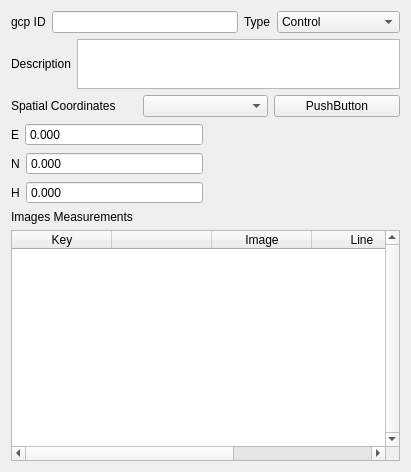
Old version of the form interface/project/PointLayout.ui in the repository e-foto/e-foto.
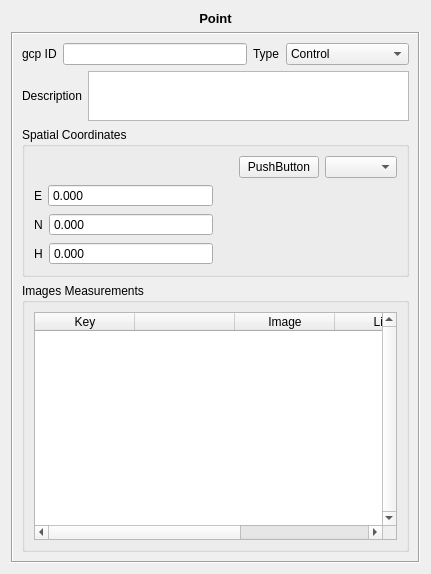
New version of the form. Custom widgets are drawn as their Qt base class.

Commit message: Layouts updated and new FlightForm Added.

Patch:
```diff
--- a/interface/project/PointLayout.ui
+++ b/interface/project/PointLayout.ui
@@ -6,14 +6,37 @@
    <rect>
     <x>0</x>
     <y>0</y>
-    <width>411</width>
-    <height>472</height>
+    <width>431</width>
+    <height>574</height>
    </rect>
   </property>
   <property name="windowTitle">
    <string>Form</string>
   </property>
-  <layout class="QVBoxLayout" name="verticalLayout_2">
+  <layout class="QVBoxLayout" name="verticalLayout_5">
+   <item>
+    <widget class="QLabel" name="label_5">
+     <property name="text">
+      <string>&lt;!DOCTYPE HTML PUBLIC &quot;-//W3C//DTD HTML 4.0//EN&quot; &quot;http://www.w3.org/TR/REC-html40/strict.dtd&quot;&gt;
+&lt;html&gt;&lt;head&gt;&lt;meta name=&quot;qrichtext&quot; content=&quot;1&quot; /&gt;&lt;style type=&quot;text/css&quot;&gt;
+p, li { white-space: pre-wrap; }
+&lt;/style&gt;&lt;/head&gt;&lt;body style=&quot; font-family:'Sans'; font-size:10pt; font-weight:400; font-style:normal;&quot;&gt;
+&lt;p style=&quot; margin-top:0px; margin-bottom:0px; margin-left:0px; margin-right:0px; -qt-block-indent:0; text-indent:0px;&quot;&gt;&lt;span style=&quot; font-weight:600;&quot;&gt;Point&lt;/span&gt;&lt;/p&gt;&lt;/body&gt;&lt;/html&gt;</string>
+     </property>
+     <property name="alignment">
+      <set>Qt::AlignCenter</set>
+     </property>
+    </widget>
+   </item>
+   <item>
+    <widget class="QFrame" name="frame">
+     <property name="frameShape">
+      <enum>QFrame::Box</enum>
+     </property>
+     <property name="frameShadow">
+      <enum>QFrame::Sunken</enum>
+     </property>
+     <layout class="QVBoxLayout" name="verticalLayout_4">
    <item>
     <layout class="QHBoxLayout" name="horizontalLayout_4">
      <item>
@@ -84,16 +107,25 @@
     </layout>
    </item>
    <item>
-    <layout class="QHBoxLayout" name="horizontalLayout_6">
-     <item>
-      <widget class="QLabel" name="label_3">
-       <property name="text">
+       <widget class="QGroupBox" name="groupBox">
+        <property name="title">
         <string>Spatial Coordinates</string>
        </property>
-      </widget>
-     </item>
+        <layout class="QVBoxLayout" name="verticalLayout_2">
      <item>
-      <widget class="SigmaFormTypeSelector" name="sigmaSelector"/>
+          <layout class="QHBoxLayout" name="horizontalLayout_6">
+           <item>
+            <spacer name="horizontalSpacer">
+             <property name="orientation">
+              <enum>Qt::Horizontal</enum>
+             </property>
+             <property name="sizeHint" stdset="0">
+              <size>
+               <width>40</width>
+               <height>20</height>
+              </size>
+             </property>
+            </spacer>
      </item>
      <item>
       <widget class="SigmaFormDialogButton" name="sigmaDialogButton">
@@ -102,6 +134,9 @@
        </property>
       </widget>
      </item>
+           <item>
+            <widget class="SigmaFormTypeSelector" name="sigmaSelector"/>
+           </item>
     </layout>
    </item>
    <item>
@@ -224,13 +259,15 @@
      </item>
     </layout>
    </item>
+        </layout>
+       </widget>
+      </item>
    <item>
-    <widget class="QLabel" name="label_6">
-     <property name="text">
+       <widget class="QGroupBox" name="groupBox_2">
+        <property name="title">
       <string>Images Measurements</string>
      </property>
-    </widget>
-   </item>
+        <layout class="QVBoxLayout" name="verticalLayout_3">
    <item>
     <widget class="QTableWidget" name="imageMeasurementsTable">
      <property name="verticalScrollBarPolicy">
@@ -273,6 +310,12 @@
        <string>Column</string>
       </property>
      </column>
+          </widget>
+         </item>
+        </layout>
+       </widget>
+      </item>
+     </layout>
     </widget>
    </item>
   </layout>
```
Lines whose indentation alone changed are shown as unchanged. The commit also changes 16 other files.
